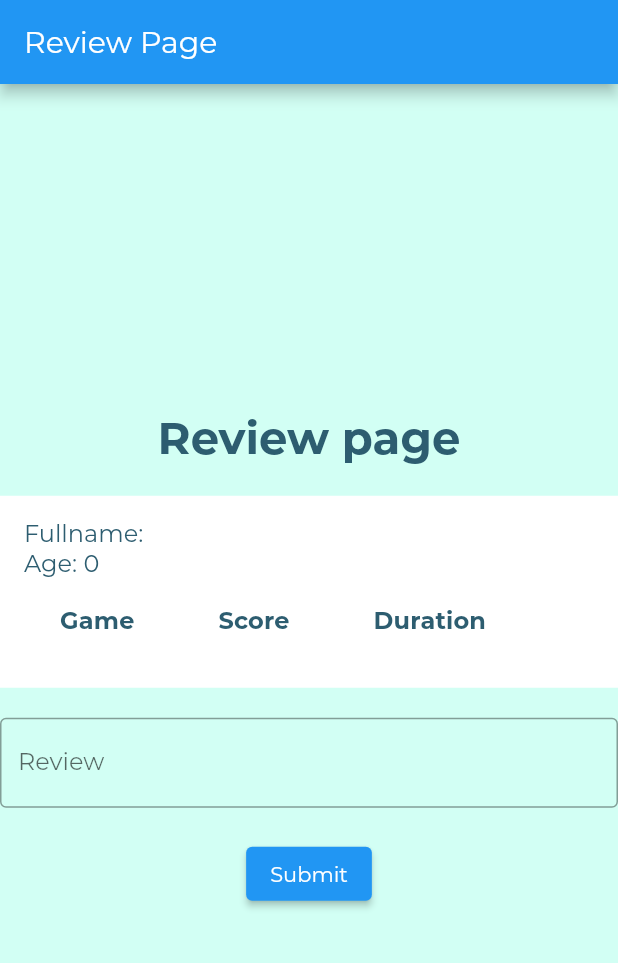
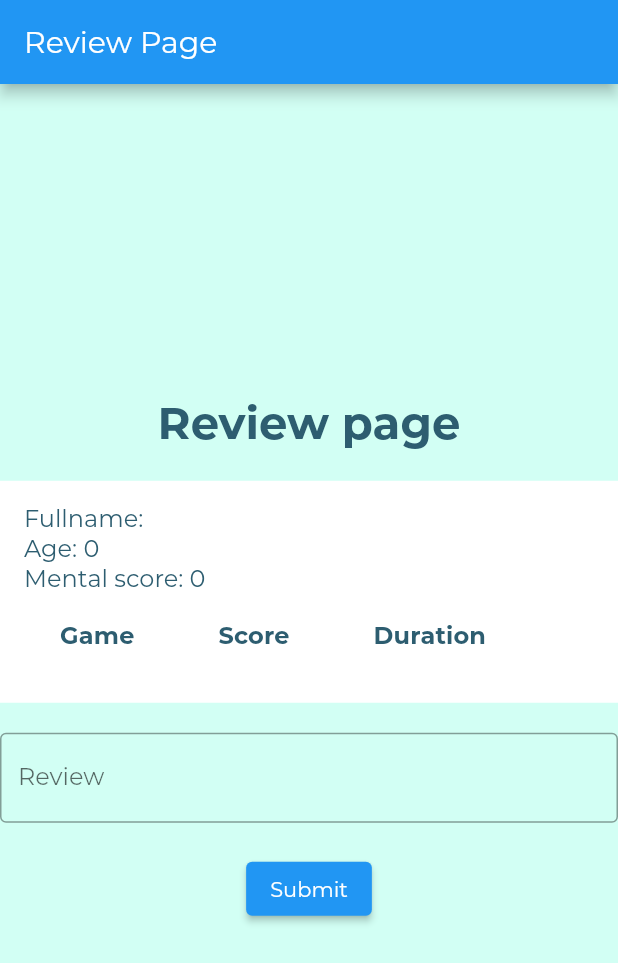
Before and after one commit to chaimamaalej/Flutterproject, a Flutter app: the SubmitReviewPage screen opened directly with empty values, on a phone screen of 412 x 824 dp. Shown: the top 963 px of the screen. Run offline on Flutter 3.47's test engine with Material 2 defaults, Android fonts, the phone set to English and light mode, and no system bars; our stand-ins replace audioplayers, cloud_firestore, firebase_auth, firebase_core, google_nav_bar, image_picker and 1 more; accounts and stored records are empty.

Commit message:
mentalAge

```diff
--- a/lib/screens/home_page.dart
+++ b/lib/screens/home_page.dart
@@ -222,6 +222,8 @@ class _HomePageState extends State<HomePage> {
                                                       email: userData['email'],
                                                       childFirstName:
                                                           userData['childFirstName'],
+                                                      mentalScore:
+                                                          playedGames[index]['sum'],
                                                       age:
                                                           userData['age'],
                                                       childLastName:
--- a/lib/screens/submit_review_page.dart
+++ b/lib/screens/submit_review_page.dart
@@ -10,6 +10,7 @@ class SubmitReviewPage extends StatelessWidget {
   final String childFirstName;
   final String childLastName;
   final int age;
+  final int mentalScore;
   final List<dynamic> scores;
   final List<dynamic> games;
   final List<dynamic> durations;
@@ -21,6 +22,7 @@ class SubmitReviewPage extends StatelessWidget {
       required this.age,
       required this.scores,
       required this.games,
+      required this.mentalScore,
       required this.durations});
 
   TextEditingController textFieldController = TextEditingController();
@@ -62,6 +64,10 @@ class SubmitReviewPage extends StatelessWidget {
                     ),
                     Text(
                       'Age: ${age}',
+                      style: TextStyle(fontSize: 16),
+                    ),
+                    Text(
+                      'Mental score: ${mentalScore}',
                       style: TextStyle(fontSize: 16),
                     ),
                     DataTable(
```
Also changed, not shown: lib/screens/questionnaire_page.dart (+12 -1 lines).
